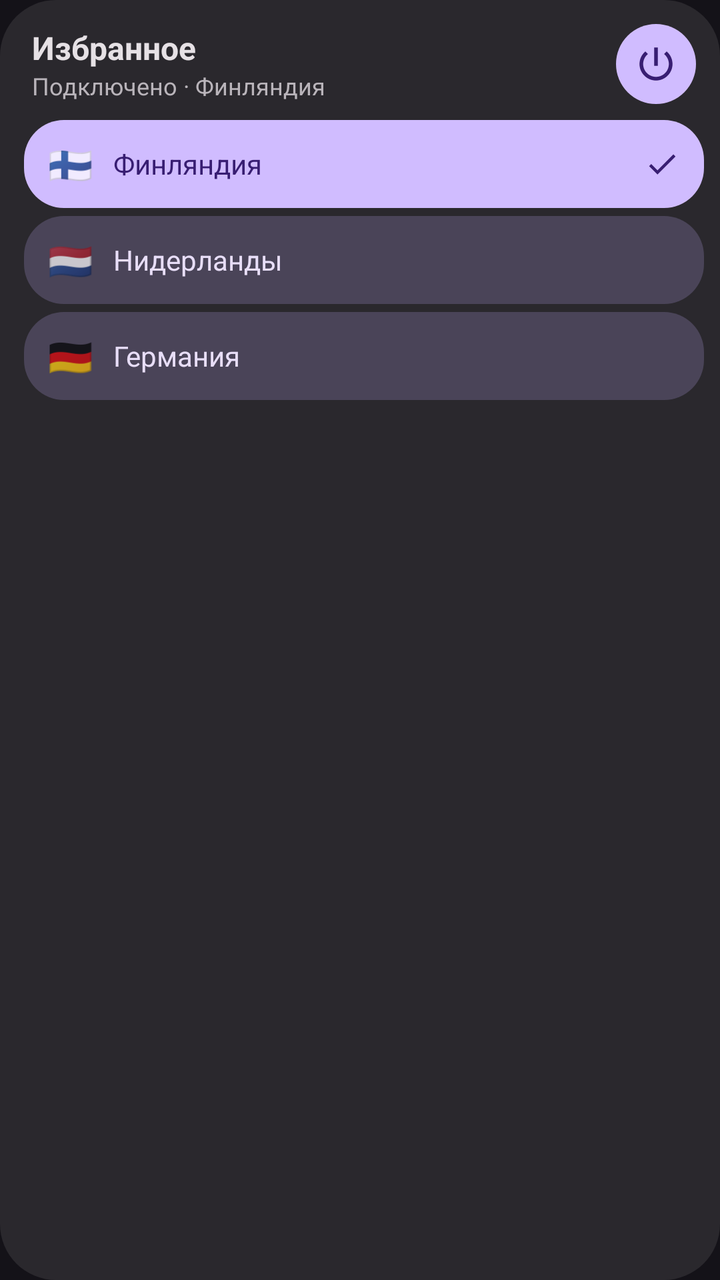
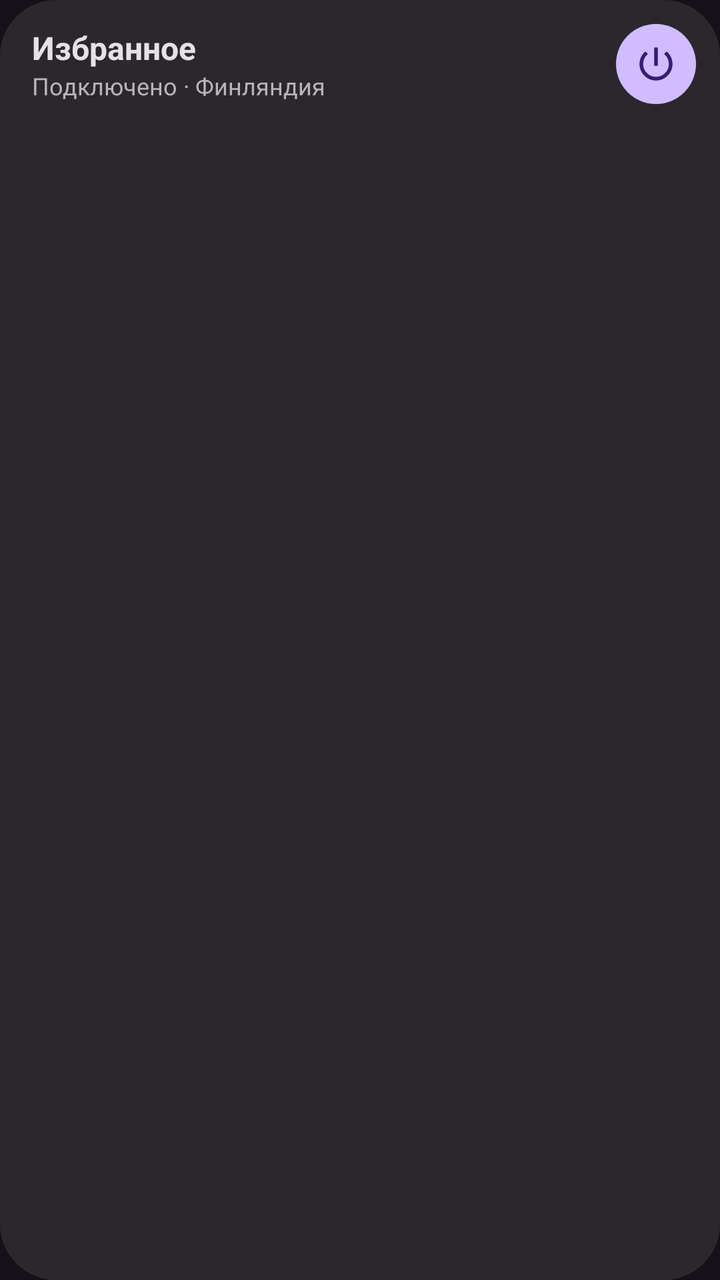

The first picture is an Android layout as it rendered before a commit; the second is the same layout after the commit. The layout source and the unified diff follow.
<!-- AndroidManifest.xml: application theme Theme.Duoray -->
<!-- res/layout/widget_favorites.xml -->
<?xml version="1.0" encoding="utf-8"?>
<FrameLayout xmlns:android="http://schemas.android.com/apk/res/android"
    android:id="@android:id/background"
    android:layout_width="match_parent"
    android:layout_height="match_parent">

    <ImageView
        android:id="@+id/bg"
        android:tint="#FF2A282D"
        android:layout_width="match_parent"
        android:layout_height="match_parent"
        android:importantForAccessibility="no"
        android:scaleType="fitXY"
        android:src="@drawable/widget_shape" />

    <LinearLayout
        android:layout_width="match_parent"
        android:layout_height="match_parent"
        android:orientation="vertical"
        android:paddingStart="12dp"
        android:paddingTop="8dp"
        android:paddingEnd="8dp"
        android:paddingBottom="10dp">

        <LinearLayout
            android:layout_width="match_parent"
            android:layout_height="48dp"
            android:gravity="center_vertical"
            android:orientation="horizontal">

            <LinearLayout
                android:id="@+id/open"
                android:layout_width="0dp"
                android:layout_height="match_parent"
                android:layout_weight="1"
                android:background="?android:attr/selectableItemBackground"
                android:gravity="center_vertical"
                android:orientation="vertical"
                android:paddingStart="4dp">

                <TextView
                    android:id="@+id/heading"
                    android:textColor="#FFE6E1E5"
                    android:layout_width="wrap_content"
                    android:layout_height="wrap_content"
                    android:text="@string/widget_favorites"
                    android:textSize="16sp"
                    android:textStyle="bold" />

                <TextView
                    android:id="@+id/subtitle"
                    android:text="Подключено · Финляндия"
                    android:textColor="#FFB9B4BA"
                    android:layout_width="wrap_content"
                    android:layout_height="wrap_content"
                    android:ellipsize="end"
                    android:maxLines="1"
                    android:textSize="12sp" />
            </LinearLayout>

            <FrameLayout
                android:id="@+id/power"
                android:layout_width="48dp"
                android:layout_height="48dp"
                android:background="?android:attr/selectableItemBackgroundBorderless">

                <ImageView
                    android:id="@+id/power_bg"
                    android:tint="#FFD0BCFF"
                    android:layout_width="40dp"
                    android:layout_height="40dp"
                    android:layout_gravity="center"
                    android:importantForAccessibility="no"
                    android:src="@drawable/widget_circle" />

                <ImageView
                    android:id="@+id/power_icon"
                    android:tint="#FF381E72"
                    android:layout_width="22dp"
                    android:layout_height="22dp"
                    android:layout_gravity="center"
                    android:importantForAccessibility="no"
                    android:src="@drawable/ic_widget_power" />
            </FrameLayout>
        </LinearLayout>

        <TextView
            android:id="@+id/empty"
            android:textColor="#FFB9B4BA"
            android:layout_width="match_parent"
            android:layout_height="wrap_content"
            android:layout_marginTop="6dp"
            android:paddingStart="4dp"
            android:paddingEnd="4dp"
            android:text="@string/widget_no_favorites"
            android:textSize="13sp"
            android:visibility="gone" />

        <FrameLayout
            android:id="@+id/fav0"
            android:layout_width="match_parent"
            android:layout_height="44dp"
            android:layout_marginTop="4dp">

            <ImageView
                android:id="@+id/fav0_bg"
                android:tint="#FFD0BCFF"
                android:layout_width="match_parent"
                android:layout_height="match_parent"
                android:importantForAccessibility="no"
                android:scaleType="fitXY"
                android:src="@drawable/widget_pill" />

            <LinearLayout
                android:layout_width="match_parent"
                android:layout_height="match_parent"
                android:background="?android:attr/selectableItemBackground"
                android:gravity="center_vertical"
                android:orientation="horizontal"
                android:paddingStart="12dp"
                android:paddingEnd="12dp">

                <TextView
                    android:id="@+id/fav0_flag"
                    android:text="🇫🇮"
                    android:layout_width="wrap_content"
                    android:layout_height="wrap_content"
                    android:importantForAccessibility="no"
                    android:textSize="18sp" />

                <TextView
                    android:id="@+id/fav0_name"
                    android:text="Финляндия"
                    android:textColor="#FF381E72"
                    android:layout_width="0dp"
                    android:layout_height="wrap_content"
                    android:layout_marginStart="10dp"
                    android:layout_weight="1"
                    android:ellipsize="end"
                    android:maxLines="1"
                    android:textSize="14sp" />

                <ImageView
                    android:id="@+id/fav0_check"
                    android:tint="#FF381E72"
                    android:layout_width="18dp"
                    android:layout_height="18dp"
                    android:layout_marginStart="8dp"
                    android:importantForAccessibility="no"
                    android:src="@drawable/ic_widget_check" />
            </LinearLayout>
        </FrameLayout>
        <FrameLayout
            android:id="@+id/fav1"
            android:layout_width="match_parent"
            android:layout_height="44dp"
            android:layout_marginTop="4dp">

            <ImageView
                android:id="@+id/fav1_bg"
                android:tint="#FF4A4458"
                android:layout_width="match_parent"
                android:layout_height="match_parent"
                android:importantForAccessibility="no"
                android:scaleType="fitXY"
                android:src="@drawable/widget_pill" />

            <LinearLayout
                android:layout_width="match_parent"
                android:layout_height="match_parent"
                android:background="?android:attr/selectableItemBackground"
                android:gravity="center_vertical"
                android:orientation="horizontal"
                android:paddingStart="12dp"
                android:paddingEnd="12dp">

                <TextView
                    android:id="@+id/fav1_flag"
                    android:text="🇳🇱"
                    android:layout_width="wrap_content"
                    android:layout_height="wrap_content"
                    android:importantForAccessibility="no"
                    android:textSize="18sp" />

                <TextView
                    android:id="@+id/fav1_name"
                    android:text="Нидерланды"
                    android:textColor="#FFE8DEF8"
                    android:layout_width="0dp"
                    android:layout_height="wrap_content"
                    android:layout_marginStart="10dp"
                    android:layout_weight="1"
                    android:ellipsize="end"
                    android:maxLines="1"
                    android:textSize="14sp" />

                <ImageView
                    android:id="@+id/fav1_check"
                    android:tint="#FF381E72"
                    android:visibility="gone"
                    android:layout_width="18dp"
                    android:layout_height="18dp"
                    android:layout_marginStart="8dp"
                    android:importantForAccessibility="no"
                    android:src="@drawable/ic_widget_check" />
            </LinearLayout>
        </FrameLayout>
        <FrameLayout
            android:id="@+id/fav2"
            android:layout_width="match_parent"
            android:layout_height="44dp"
            android:layout_marginTop="4dp">

            <ImageView
                android:id="@+id/fav2_bg"
                android:tint="#FF4A4458"
                android:layout_width="match_parent"
                android:layout_height="match_parent"
                android:importantForAccessibility="no"
                android:scaleType="fitXY"
                android:src="@drawable/widget_pill" />

            <LinearLayout
                android:layout_width="match_parent"
                android:layout_height="match_parent"
                android:background="?android:attr/selectableItemBackground"
                android:gravity="center_vertical"
                android:orientation="horizontal"
                android:paddingStart="12dp"
                android:paddingEnd="12dp">

                <TextView
                    android:id="@+id/fav2_flag"
                    android:text="🇩🇪"
                    android:layout_width="wrap_content"
                    android:layout_height="wrap_content"
                    android:importantForAccessibility="no"
                    android:textSize="18sp" />

                <TextView
                    android:id="@+id/fav2_name"
                    android:text="Германия"
                    android:textColor="#FFE8DEF8"
                    android:layout_width="0dp"
                    android:layout_height="wrap_content"
                    android:layout_marginStart="10dp"
                    android:layout_weight="1"
                    android:ellipsize="end"
                    android:maxLines="1"
                    android:textSize="14sp" />

                <ImageView
                    android:id="@+id/fav2_check"
                    android:tint="#FF381E72"
                    android:visibility="gone"
                    android:layout_width="18dp"
                    android:layout_height="18dp"
                    android:layout_marginStart="8dp"
                    android:importantForAccessibility="no"
                    android:src="@drawable/ic_widget_check" />
            </LinearLayout>
        </FrameLayout>
        <FrameLayout
            android:id="@+id/fav3"
            android:visibility="gone"
            android:layout_width="match_parent"
            android:layout_height="44dp"
            android:layout_marginTop="4dp">

            <ImageView
                android:id="@+id/fav3_bg"
                android:layout_width="match_parent"
                android:layout_height="match_parent"
                android:importantForAccessibility="no"
                android:scaleType="fitXY"
                android:src="@drawable/widget_pill" />

            <LinearLayout
                android:layout_width="match_parent"
                android:layout_height="match_parent"
                android:background="?android:attr/selectableItemBackground"
                android:gravity="center_vertical"
                android:orientation="horizontal"
                android:paddingStart="12dp"
                android:paddingEnd="12dp">

                <TextView
                    android:id="@+id/fav3_flag"
                    android:layout_width="wrap_content"
                    android:layout_height="wrap_content"
                    android:importantForAccessibility="no"
                    android:textSize="18sp" />

                <TextView
                    android:id="@+id/fav3_name"
                    android:layout_width="0dp"
                    android:layout_height="wrap_content"
                    android:layout_marginStart="10dp"
                    android:layout_weight="1"
                    android:ellipsize="end"
                    android:maxLines="1"
                    android:textSize="14sp" />

                <ImageView
                    android:id="@+id/fav3_check"
                    android:layout_width="18dp"
                    android:layout_height="18dp"
                    android:layout_marginStart="8dp"
                    android:importantForAccessibility="no"
                    android:src="@drawable/ic_widget_check" />
            </LinearLayout>
        </FrameLayout>
        <FrameLayout
            android:id="@+id/fav4"
            android:visibility="gone"
            android:layout_width="match_parent"
            android:layout_height="44dp"
            android:layout_marginTop="4dp">

            <ImageView
                android:id="@+id/fav4_bg"
                android:layout_width="match_parent"
                android:layout_height="match_parent"
                android:importantForAccessibility="no"
                android:scaleType="fitXY"
                android:src="@drawable/widget_pill" />

            <LinearLayout
                android:layout_width="match_parent"
                android:layout_height="match_parent"
                android:background="?android:attr/selectableItemBackground"
                android:gravity="center_vertical"
                android:orientation="horizontal"
                android:paddingStart="12dp"
                android:paddingEnd="12dp">

                <TextView
                    android:id="@+id/fav4_flag"
                    android:layout_width="wrap_content"
                    android:layout_height="wrap_content"
                    android:importantForAccessibility="no"
                    android:textSize="18sp" />

                <TextView
                    android:id="@+id/fav4_name"
                    android:layout_width="0dp"
                    android:layout_height="wrap_content"
                    android:layout_marginStart="10dp"
                    android:layout_weight="1"
                    android:ellipsize="end"
                    android:maxLines="1"
                    android:textSize="14sp" />

                <ImageView
                    android:id="@+id/fav4_check"
                    android:layout_width="18dp"
                    android:layout_height="18dp"
                    android:layout_marginStart="8dp"
                    android:importantForAccessibility="no"
                    android:src="@drawable/ic_widget_check" />
            </LinearLayout>
        </FrameLayout>
        <FrameLayout
            android:id="@+id/fav5"
            android:visibility="gone"
            android:layout_width="match_parent"
            android:layout_height="44dp"
            android:layout_marginTop="4dp">

            <ImageView
                android:id="@+id/fav5_bg"
                android:layout_width="match_parent"
                android:layout_height="match_parent"
                android:importantForAccessibility="no"
                android:scaleType="fitXY"
                android:src="@drawable/widget_pill" />

            <LinearLayout
                android:layout_width="match_parent"
                android:layout_height="match_parent"
                android:background="?android:attr/selectableItemBackground"
                android:gravity="center_vertical"
                android:orientation="horizontal"
                android:paddingStart="12dp"
                android:paddingEnd="12dp">

                <TextView
                    android:id="@+id/fav5_flag"
                    android:layout_width="wrap_content"
                    android:layout_height="wrap_content"
                    android:importantForAccessibility="no"
                    android:textSize="18sp" />

                <TextView
                    android:id="@+id/fav5_name"
                    android:layout_width="0dp"
                    android:layout_height="wrap_content"
                    android:layout_marginStart="10dp"
                    android:layout_weight="1"
                    android:ellipsize="end"
                    android:maxLines="1"
                    android:textSize="14sp" />

                <ImageView
                    android:id="@+id/fav5_check"
                    android:layout_width="18dp"
                    android:layout_height="18dp"
                    android:layout_marginStart="8dp"
                    android:importantForAccessibility="no"
                    android:src="@drawable/ic_widget_check" />
            </LinearLayout>
        </FrameLayout>
    </LinearLayout>
</FrameLayout>
<!-- resources referenced by this layout -->
<resources>
  <!-- drawable ic_widget_check (drawable) -->
  <?xml version="1.0" encoding="utf-8"?>
  <vector xmlns:android="http://schemas.android.com/apk/res/android"
      android:width="24dp"
      android:height="24dp"
      android:viewportWidth="24"
      android:viewportHeight="24">
      <path
          android:fillColor="#FFFFFFFF"
          android:pathData="M9,16.17L4.83,12l-1.42,1.41L9,19 21,7l-1.41,-1.41z" />
  </vector>
  <!-- drawable ic_widget_power (drawable) -->
  <?xml version="1.0" encoding="utf-8"?>
  <vector xmlns:android="http://schemas.android.com/apk/res/android"
      android:width="24dp"
      android:height="24dp"
      android:viewportWidth="24"
      android:viewportHeight="24">
      <path
          android:fillColor="#FFFFFFFF"
          android:pathData="M13,3h-2v10h2V3zM17.83,5.17l-1.42,1.42C17.99,7.86 19,9.81 19,12c0,3.87 -3.13,7 -7,7s-7,-3.13 -7,-7c0,-2.19 1.01,-4.14 2.58,-5.42L6.17,5.17C4.23,6.82 3,9.26 3,12c0,4.97 4.03,9 9,9s9,-4.03 9,-9c0,-2.74 -1.23,-5.18 -3.17,-6.83z" />
  </vector>
  <!-- drawable widget_circle (drawable) -->
  <?xml version="1.0" encoding="utf-8"?>
  <shape xmlns:android="http://schemas.android.com/apk/res/android" android:shape="oval">
      <solid android:color="#FFFFFFFF" />
  </shape>
  <!-- drawable widget_pill (drawable) -->
  <?xml version="1.0" encoding="utf-8"?>
  <shape xmlns:android="http://schemas.android.com/apk/res/android" android:shape="rectangle">
      <solid android:color="#FFFFFFFF" />
      <corners android:radius="@dimen/widget_inner_radius" />
  </shape>
  <!-- drawable widget_shape (drawable) -->
  <?xml version="1.0" encoding="utf-8"?>
  <shape xmlns:android="http://schemas.android.com/apk/res/android" android:shape="rectangle">
      <solid android:color="#FFFFFFFF" />
      <corners android:radius="@dimen/widget_radius" />
  </shape>
  <string name="widget_favorites">Избранное</string>
  <string name="widget_no_favorites">Закрепите серверы в DUORAY: откройте сервер и включите «Закрепить вверху».</string>
  <style name="Theme.Duoray" parent="@android:style/Theme.Material.NoActionBar">
          <item name="android:windowBackground">#141218</item>
          <item name="android:statusBarColor">@android:color/transparent</item>
          <item name="android:navigationBarColor">@android:color/transparent</item>
      </style>
  <dimen name="widget_inner_radius">16dp</dimen>
  <dimen name="widget_radius">24dp</dimen>
</resources>

<!-- the commit's change to res/layout/widget_favorites.xml (unified diff, before → after) -->
@@ -96,319 +96,15 @@
             android:textSize="13sp"
             android:visibility="gone" />
 
-        <FrameLayout
-            android:id="@+id/fav0"
+        
+        <ListView
+            android:id="@+id/fav_list"
             android:layout_width="match_parent"
-            android:layout_height="44dp"
-            android:layout_marginTop="4dp">
-
-            <ImageView
-                android:id="@+id/fav0_bg"
-                android:tint="#FFD0BCFF"
-                android:layout_width="match_parent"
-                android:layout_height="match_parent"
-                android:importantForAccessibility="no"
-                android:scaleType="fitXY"
-                android:src="@drawable/widget_pill" />
-
-            <LinearLayout
-                android:layout_width="match_parent"
-                android:layout_height="match_parent"
-                android:background="?android:attr/selectableItemBackground"
-                android:gravity="center_vertical"
-                android:orientation="horizontal"
-                android:paddingStart="12dp"
-                android:paddingEnd="12dp">
-
-                <TextView
-                    android:id="@+id/fav0_flag"
-                    android:text="🇫🇮"
-                    android:layout_width="wrap_content"
-                    android:layout_height="wrap_content"
-                    android:importantForAccessibility="no"
-                    android:textSize="18sp" />
-
-                <TextView
-                    android:id="@+id/fav0_name"
-                    android:text="Финляндия"
-                    android:textColor="#FF381E72"
-                    android:layout_width="0dp"
-                    android:layout_height="wrap_content"
-                    android:layout_marginStart="10dp"
-                    android:layout_weight="1"
-                    android:ellipsize="end"
-                    android:maxLines="1"
-                    android:textSize="14sp" />
-
-                <ImageView
-                    android:id="@+id/fav0_check"
-                    android:tint="#FF381E72"
-                    android:layout_width="18dp"
-                    android:layout_height="18dp"
-                    android:layout_marginStart="8dp"
-                    android:importantForAccessibility="no"
-                    android:src="@drawable/ic_widget_check" />
-            </LinearLayout>
-        </FrameLayout>
-        <FrameLayout
-            android:id="@+id/fav1"
-            android:layout_width="match_parent"
-            android:layout_height="44dp"
-            android:layout_marginTop="4dp">
-
-            <ImageView
-                android:id="@+id/fav1_bg"
-                android:tint="#FF4A4458"
-                android:layout_width="match_parent"
-                android:layout_height="match_parent"
-                android:importantForAccessibility="no"
-                android:scaleType="fitXY"
-                android:src="@drawable/widget_pill" />
-
-            <LinearLayout
-                android:layout_width="match_parent"
-                android:layout_height="match_parent"
-                android:background="?android:attr/selectableItemBackground"
-                android:gravity="center_vertical"
-                android:orientation="horizontal"
-                android:paddingStart="12dp"
-                android:paddingEnd="12dp">
-
-                <TextView
-                    android:id="@+id/fav1_flag"
-                    android:text="🇳🇱"
-                    android:layout_width="wrap_content"
-                    android:layout_height="wrap_content"
-                    android:importantForAccessibility="no"
-                    android:textSize="18sp" />
-
-                <TextView
-                    android:id="@+id/fav1_name"
-                    android:text="Нидерланды"
-                    android:textColor="#FFE8DEF8"
-                    android:layout_width="0dp"
-                    android:layout_height="wrap_content"
-                    android:layout_marginStart="10dp"
-                    android:layout_weight="1"
-                    android:ellipsize="end"
-                    android:maxLines="1"
-                    android:textSize="14sp" />
-
-                <ImageView
-                    android:id="@+id/fav1_check"
-                    android:tint="#FF381E72"
-                    android:visibility="gone"
-                    android:layout_width="18dp"
-                    android:layout_height="18dp"
-                    android:layout_marginStart="8dp"
-                    android:importantForAccessibility="no"
-                    android:src="@drawable/ic_widget_check" />
-            </LinearLayout>
-        </FrameLayout>
-        <FrameLayout
-            android:id="@+id/fav2"
-            android:layout_width="match_parent"
-            android:layout_height="44dp"
-            android:layout_marginTop="4dp">
-
-            <ImageView
-                android:id="@+id/fav2_bg"
-                android:tint="#FF4A4458"
-                android:layout_width="match_parent"
-                android:layout_height="match_parent"
-                android:importantForAccessibility="no"
-                android:scaleType="fitXY"
-                android:src="@drawable/widget_pill" />
-
-            <LinearLayout
-                android:layout_width="match_parent"
-                android:layout_height="match_parent"
-                android:background="?android:attr/selectableItemBackground"
-                android:gravity="center_vertical"
-                android:orientation="horizontal"
-                android:paddingStart="12dp"
-                android:paddingEnd="12dp">
-
-                <TextView
-                    android:id="@+id/fav2_flag"
-                    android:text="🇩🇪"
-                    android:layout_width="wrap_content"
-                    android:layout_height="wrap_content"
-                    android:importantForAccessibility="no"
-                    android:textSize="18sp" />
-
-                <TextView
-                    android:id="@+id/fav2_name"
-                    android:text="Германия"
-                    android:textColor="#FFE8DEF8"
-                    android:layout_width="0dp"
-                    android:layout_height="wrap_content"
-                    android:layout_marginStart="10dp"
-                    android:layout_weight="1"
-                    android:ellipsize="end"
-                    android:maxLines="1"
-                    android:textSize="14sp" />
-
-                <ImageView
-                    android:id="@+id/fav2_check"
-                    android:tint="#FF381E72"
-                    android:visibility="gone"
-                    android:layout_width="18dp"
-                    android:layout_height="18dp"
-                    android:layout_marginStart="8dp"
-                    android:importantForAccessibility="no"
-                    android:src="@drawable/ic_widget_check" />
-            </LinearLayout>
-        </FrameLayout>
-        <FrameLayout
-            android:id="@+id/fav3"
-            android:visibility="gone"
-            android:layout_width="match_parent"
-            android:layout_height="44dp"
-            android:layout_marginTop="4dp">
-
-            <ImageView
-                android:id="@+id/fav3_bg"
-                android:layout_width="match_parent"
-                android:layout_height="match_parent"
-                android:importantForAccessibility="no"
-                android:scaleType="fitXY"
-                android:src="@drawable/widget_pill" />
-
-            <LinearLayout
-                android:layout_width="match_parent"
-                android:layout_height="match_parent"
-                android:background="?android:attr/selectableItemBackground"
-                android:gravity="center_vertical"
-                android:orientation="horizontal"
-                android:paddingStart="12dp"
-                android:paddingEnd="12dp">
-
-                <TextView
-                    android:id="@+id/fav3_flag"
-                    android:layout_width="wrap_content"
-                    android:layout_height="wrap_content"
-                    android:importantForAccessibility="no"
-                    android:textSize="18sp" />
-
-                <TextView
-                    android:id="@+id/fav3_name"
-                    android:layout_width="0dp"
-                    android:layout_height="wrap_content"
-                    android:layout_marginStart="10dp"
-                    android:layout_weight="1"
-                    android:ellipsize="end"
-                    android:maxLines="1"
-                    android:textSize="14sp" />
-
-                <ImageView
-                    android:id="@+id/fav3_check"
-                    android:layout_width="18dp"
-                    android:layout_height="18dp"
-                    android:layout_marginStart="8dp"
-                    android:importantForAccessibility="no"
-                    android:src="@drawable/ic_widget_check" />
-            </LinearLayout>
-        </FrameLayout>
-        <FrameLayout
-            android:id="@+id/fav4"
-            android:visibility="gone"
-            android:layout_width="match_parent"
-            android:layout_height="44dp"
-            android:layout_marginTop="4dp">
-
-            <ImageView
-                android:id="@+id/fav4_bg"
-                android:layout_width="match_parent"
-                android:layout_height="match_parent"
-                android:importantForAccessibility="no"
-                android:scaleType="fitXY"
-                android:src="@drawable/widget_pill" />
-
-            <LinearLayout
-                android:layout_width="match_parent"
-                android:layout_height="match_parent"
-                android:background="?android:attr/selectableItemBackground"
-                android:gravity="center_vertical"
-                android:orientation="horizontal"
-                android:paddingStart="12dp"
-                android:paddingEnd="12dp">
-
-                <TextView
-                    android:id="@+id/fav4_flag"
-                    android:layout_width="wrap_content"
-                    android:layout_height="wrap_content"
-                    android:importantForAccessibility="no"
-                    android:textSize="18sp" />
-
-                <TextView
-                    android:id="@+id/fav4_name"
-                    android:layout_width="0dp"
-                    android:layout_height="wrap_content"
-                    android:layout_marginStart="10dp"
-                    android:layout_weight="1"
-                    android:ellipsize="end"
-                    android:maxLines="1"
-                    android:textSize="14sp" />
-
-                <ImageView
-                    android:id="@+id/fav4_check"
-                    android:layout_width="18dp"
-                    android:layout_height="18dp"
-                    android:layout_marginStart="8dp"
-                    android:importantForAccessibility="no"
-                    android:src="@drawable/ic_widget_check" />
-            </LinearLayout>
-        </FrameLayout>
-        <FrameLayout
-            android:id="@+id/fav5"
-            android:visibility="gone"
-            android:layout_width="match_parent"
-            android:layout_height="44dp"
-            android:layout_marginTop="4dp">
-
-            <ImageView
-                android:id="@+id/fav5_bg"
-                android:layout_width="match_parent"
-                android:layout_height="match_parent"
-                android:importantForAccessibility="no"
-                android:scaleType="fitXY"
-                android:src="@drawable/widget_pill" />
-
-            <LinearLayout
-                android:layout_width="match_parent"
-                android:layout_height="match_parent"
-                android:background="?android:attr/selectableItemBackground"
-                android:gravity="center_vertical"
-                android:orientation="horizontal"
-                android:paddingStart="12dp"
-                android:paddingEnd="12dp">
-
-                <TextView
-                    android:id="@+id/fav5_flag"
-                    android:layout_width="wrap_content"
-                    android:layout_height="wrap_content"
-                    android:importantForAccessibility="no"
-                    android:textSize="18sp" />
-
-                <TextView
-                    android:id="@+id/fav5_name"
-                    android:layout_width="0dp"
-                    android:layout_height="wrap_content"
-                    android:layout_marginStart="10dp"
-                    android:layout_weight="1"
-                    android:ellipsize="end"
-                    android:maxLines="1"
-                    android:textSize="14sp" />
-
-                <ImageView
-                    android:id="@+id/fav5_check"
-                    android:layout_width="18dp"
-                    android:layout_height="18dp"
-                    android:layout_marginStart="8dp"
-                    android:importantForAccessibility="no"
-                    android:src="@drawable/ic_widget_check" />
-            </LinearLayout>
-        </FrameLayout>
+            android:layout_height="0dp"
+            android:layout_weight="1"
+            android:divider="@null"
+            android:dividerHeight="0dp"
+            android:listSelector="@android:color/transparent"
+            android:scrollbars="none" />
     </LinearLayout>
 </FrameLayout>
<!-- resource entries referenced after the edit -->
@@ -1,16 +1,5 @@
 <!-- resources referenced by this layout -->
 <resources>
-  <!-- drawable ic_widget_check (drawable) -->
-  <?xml version="1.0" encoding="utf-8"?>
-  <vector xmlns:android="http://schemas.android.com/apk/res/android"
-      android:width="24dp"
-      android:height="24dp"
-      android:viewportWidth="24"
-      android:viewportHeight="24">
-      <path
-          android:fillColor="#FFFFFFFF"
-          android:pathData="M9,16.17L4.83,12l-1.42,1.41L9,19 21,7l-1.41,-1.41z" />
-  </vector>
   <!-- drawable ic_widget_power (drawable) -->
   <?xml version="1.0" encoding="utf-8"?>
   <vector xmlns:android="http://schemas.android.com/apk/res/android"
@@ -27,12 +16,6 @@
   <shape xmlns:android="http://schemas.android.com/apk/res/android" android:shape="oval">
       <solid android:color="#FFFFFFFF" />
   </shape>
-  <!-- drawable widget_pill (drawable) -->
-  <?xml version="1.0" encoding="utf-8"?>
-  <shape xmlns:android="http://schemas.android.com/apk/res/android" android:shape="rectangle">
-      <solid android:color="#FFFFFFFF" />
-      <corners android:radius="@dimen/widget_inner_radius" />
-  </shape>
   <!-- drawable widget_shape (drawable) -->
   <?xml version="1.0" encoding="utf-8"?>
   <shape xmlns:android="http://schemas.android.com/apk/res/android" android:shape="rectangle">
@@ -46,7 +29,6 @@
           <item name="android:statusBarColor">@android:color/transparent</item>
           <item name="android:navigationBarColor">@android:color/transparent</item>
       </style>
-  <dimen name="widget_inner_radius">16dp</dimen>
   <dimen name="widget_radius">24dp</dimen>
 </resources>
 
